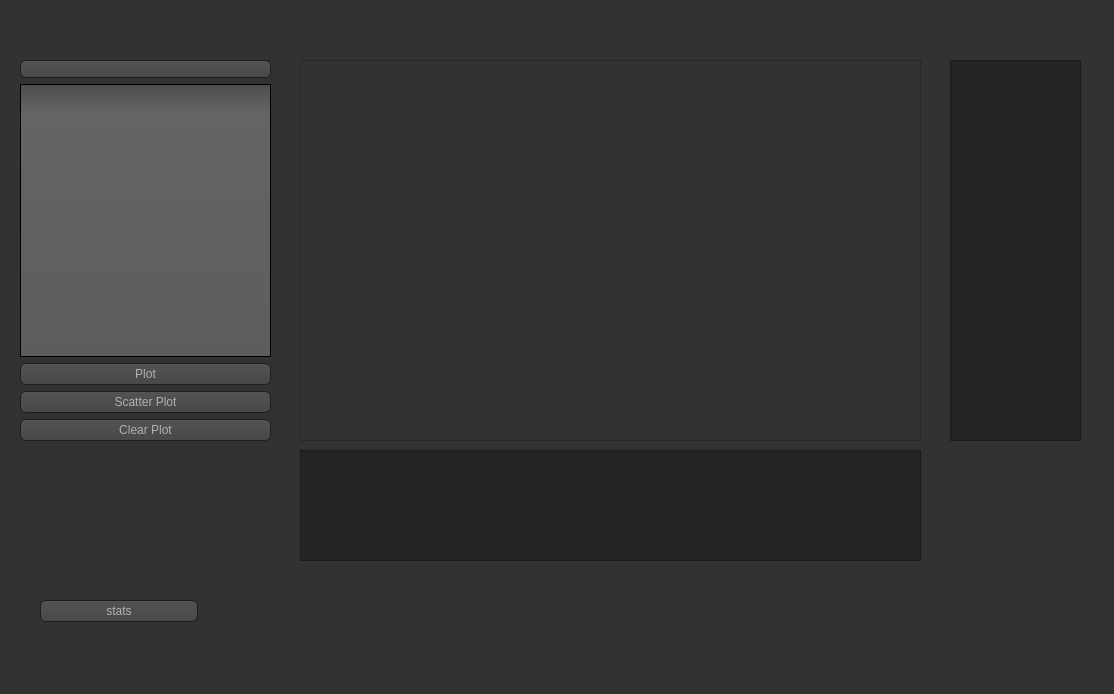
This is Verkefni3/ui/window.ui in thortom/T-316-GAVI as Qt 5 draws it before an edit. The edited form follows.
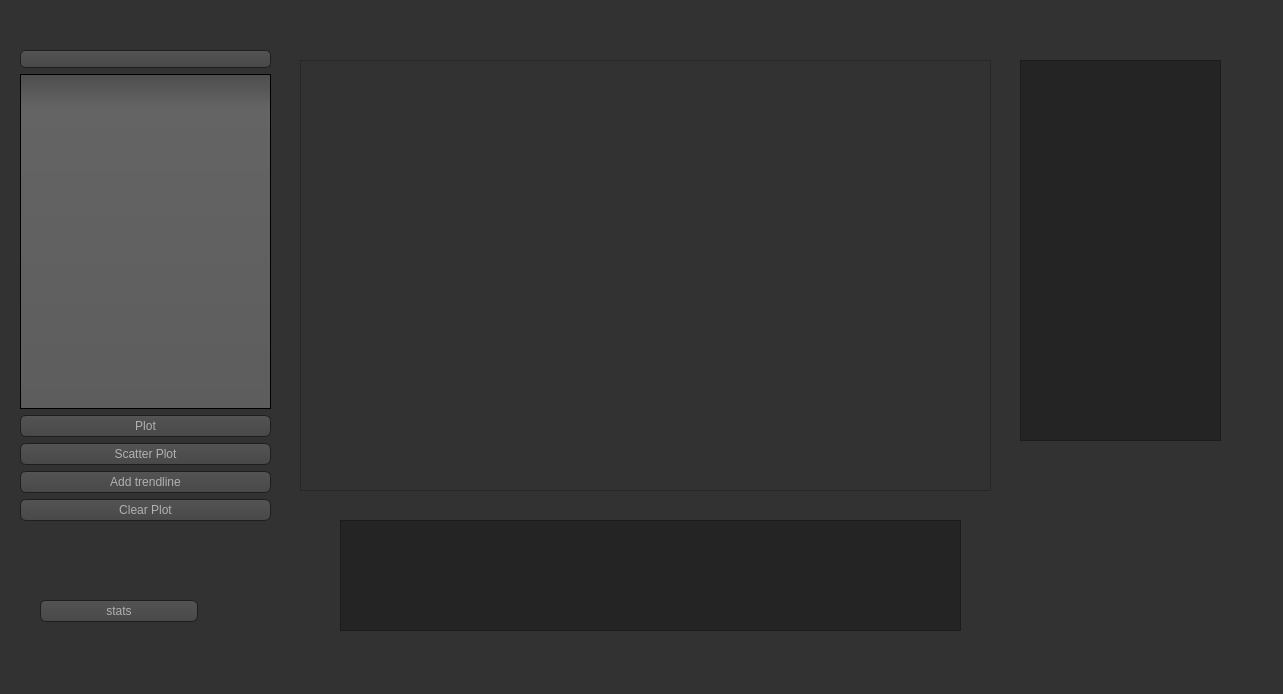
This is the edited form. Icons and pictures are not drawn. Custom widgets are drawn as their Qt base class.

Diff of the .ui file:
```diff
--- a/Verkefni3/ui/window.ui
+++ b/Verkefni3/ui/window.ui
@@ -6,7 +6,7 @@
    <rect>
     <x>0</x>
     <y>0</y>
-    <width>1114</width>
+    <width>1283</width>
     <height>694</height>
    </rect>
   </property>
@@ -480,8 +480,8 @@
      <rect>
       <x>300</x>
       <y>60</y>
-      <width>621</width>
-      <height>381</height>
+      <width>691</width>
+      <height>431</height>
      </rect>
     </property>
    </widget>
@@ -489,9 +489,9 @@
     <property name="geometry">
      <rect>
       <x>20</x>
-      <y>60</y>
+      <y>50</y>
       <width>251</width>
-      <height>381</height>
+      <height>471</height>
      </rect>
     </property>
     <layout class="QVBoxLayout" name="verticalLayout">
@@ -519,6 +519,13 @@
        </property>
       </widget>
      </item>
+     <item>
+      <widget class="QPushButton" name="Trendline">
+       <property name="text">
+        <string>Add trendline</string>
+       </property>
+      </widget>
+     </item>
      <item>
       <widget class="QPushButton" name="ClearPlot">
        <property name="text">
@@ -531,8 +538,8 @@
    <widget class="QTextBrowser" name="textBrowser">
     <property name="geometry">
      <rect>
-      <x>300</x>
-      <y>450</y>
+      <x>340</x>
+      <y>520</y>
       <width>621</width>
       <height>111</height>
      </rect>
@@ -807,9 +814,9 @@
    <widget class="QTextBrowser" name="textBrowser_2">
     <property name="geometry">
      <rect>
-      <x>950</x>
+      <x>1020</x>
       <y>60</y>
-      <width>131</width>
+      <width>201</width>
       <height>381</height>
      </rect>
     </property>
```
Left out of the diff: 2 changed lines with no effect on the pictures.
